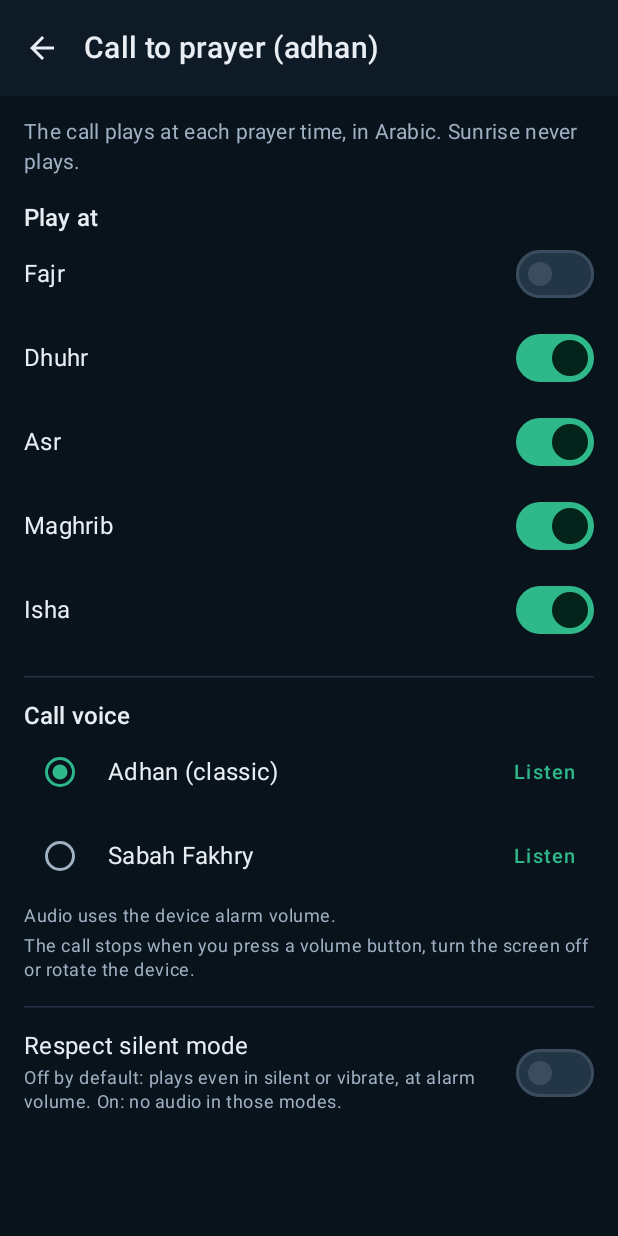
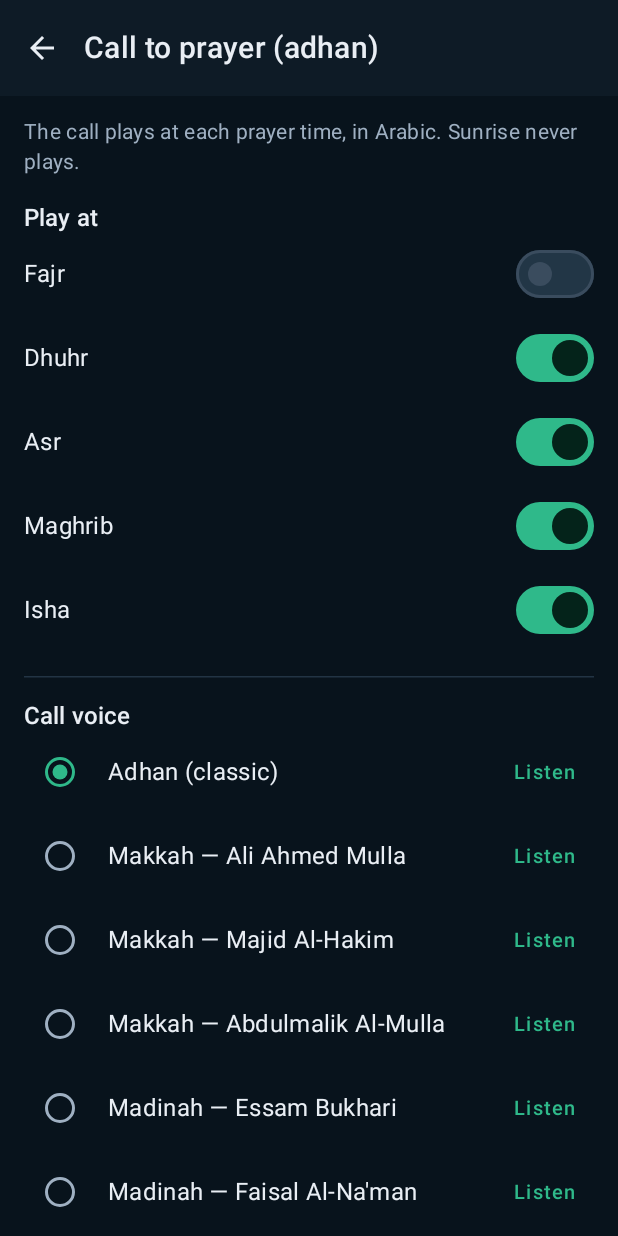
Before and after one commit to farukzahra/muslim-pro-plus, an Android app built with Jetpack Compose: the composable AdhanScreen shown on its own in the app's theme, on a phone screen of 412 x 824 dp. Run offline under Robolectric (Android 15) with nearby library versions, the phone set to English and light mode, and no system bars; 21 statements that could not run were skipped.

Commit message:
feat(adhan): embed ten recitation voices
Dez vozes: classico CC0, oito do acervo Azaan of World Mosques (archive.org, PD Mark) e Hassan II (CC BY-SA 4.0). Kuwait, Abdul Baset, Istambul e Sabah Fakhry saem por falta de audio/muezzin; entram Abdulaziz Bukhari e Abdulrahman Khashoggi. Audio mono 48 kbps, ~13 MB, atribuicoes em Licencas e teste de recursos.

```diff
--- a/app/src/main/java/com/farukzahra/muslimplus/adhan/AdhanSound.kt
+++ b/app/src/main/java/com/farukzahra/muslimplus/adhan/AdhanSound.kt
@@ -5,8 +5,9 @@ import androidx.annotation.StringRes
 import com.farukzahra.muslimplus.R
 
 /**
- * Gravacoes embarcadas do chamado. A primeira e CC0 e a segunda e dominio
- * publico; as atribuicoes ficam na tela de Licencas.
+ * Gravacoes embarcadas do chamado. A primeira e CC0; as demais vem do acervo
+ * publico "Azaan of World Mosques" (archive.org) ou do Wikimedia Commons.
+ * As atribuicoes ficam na tela de Licencas.
  */
 enum class AdhanSound(
     val id: String,
@@ -14,7 +15,27 @@ enum class AdhanSound(
     @StringRes val labelRes: Int,
 ) {
     CLASSIC("classic", R.raw.adhan_classic, R.string.adhan_sound_classic),
-    SABAH_FAKHRY("sabah-fakhry", R.raw.adhan_sabah, R.string.adhan_sound_sabah),
+    MAKKAH_MULLA("makkah-mulla", R.raw.adhan_makkah_mulla, R.string.adhan_sound_makkah_mulla),
+    MAKKAH_HAKIM("makkah-hakim", R.raw.adhan_makkah_hakim, R.string.adhan_sound_makkah_hakim),
+    MAKKAH_ABDULMALIK(
+        "makkah-abdulmalik",
+        R.raw.adhan_makkah_abdulmalik,
+        R.string.adhan_sound_makkah_mulla_abdulmalik,
+    ),
+    MADINAH_BUKHARI("madinah-bukhari", R.raw.adhan_madinah_bukhari, R.string.adhan_sound_madinah_bukhari),
+    MADINAH_NAFMAN("madinah-nafman", R.raw.adhan_madinah_nafman, R.string.adhan_sound_madinah_nafman),
+    AQSA("aqsa", R.raw.adhan_aqsa, R.string.adhan_sound_aqsa),
+    MADINAH_ABDULAZIZ(
+        "madinah-abdulaziz",
+        R.raw.adhan_madinah_abdulaziz,
+        R.string.adhan_sound_madinah_abdulaziz,
+    ),
+    MAKKAH_KHASHOGGI(
+        "makkah-khashoggi",
+        R.raw.adhan_makkah_khashoggi,
+        R.string.adhan_sound_makkah_khashoggi,
+    ),
+    CASABLANCA("casablanca", R.raw.adhan_casablanca, R.string.adhan_sound_casablanca),
     ;
 
     companion object {
--- a/app/src/main/res/values/strings.xml
+++ b/app/src/main/res/values/strings.xml
@@ -54,7 +54,6 @@
     <string name="adhan_prayers_title">Play at</string>
     <string name="adhan_sound_title">Call voice</string>
     <string name="adhan_sound_classic">Adhan (classic)</string>
-    <string name="adhan_sound_sabah">Sabah Fakhry</string>
 
     <!-- Vozes propostas em 30/10/2026; dependem do audio com licenca conferida
          e da aprovacao dos nomes antes de entrarem no seletor. -->
@@ -64,9 +63,8 @@
     <string name="adhan_sound_madinah_bukhari">Madinah — Essam Bukhari</string>
     <string name="adhan_sound_madinah_nafman">Madinah — Faisal Al-Na\'man</string>
     <string name="adhan_sound_aqsa">Al-Aqsa — Naji Qazzaz</string>
-    <string name="adhan_sound_kuwait">Kuwait — Nasser Al-Qatami</string>
-    <string name="adhan_sound_egypt">Egypt — Abdul Baset</string>
-    <string name="adhan_sound_istanbul">Istanbul</string>
+    <string name="adhan_sound_madinah_abdulaziz">Madinah — Abdulaziz Bukhari</string>
+    <string name="adhan_sound_makkah_khashoggi">Makkah — Abdulrahman Khashoggi</string>
     <string name="adhan_sound_casablanca">Casablanca — Hassan II Mosque</string>
     <string name="adhan_preview">Listen</string>
     <string name="adhan_stop">Stop</string>
```
Also changed, not shown: app/src/main/java/com/farukzahra/muslimplus/settings/Licenses.kt (+12 -4 lines), 15 other files.
